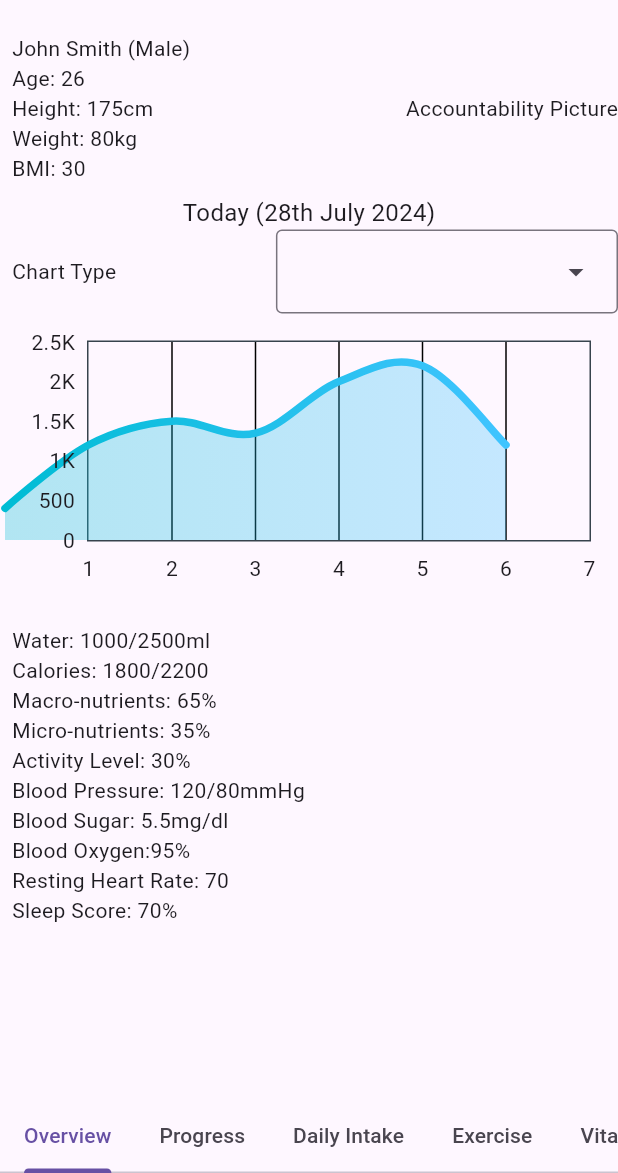
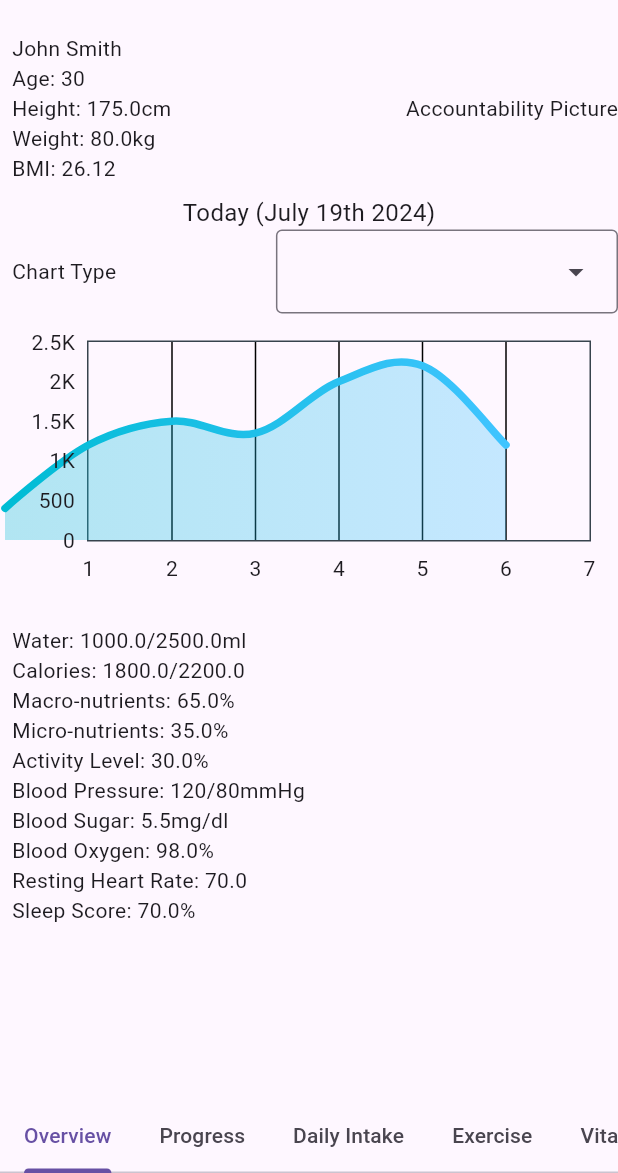
Before and after one commit to dcrebbin/all-health-flutter, a Flutter app: the screen it shows after launch, on a phone screen of 412 x 824 dp, the part 63-1236 px from its top. Run offline on Flutter 3.47's test engine with Material 3 defaults, Android fonts, the phone set to English and light mode, and no system bars; drawn by our look-alikes of fl_chart; our stand-ins replace flutter_dotenv, get_it, go_router, injectable, shared_preferences, sqflite; accounts and stored records are empty.

Commit message:
added dynamic info

```diff
--- a/lib/pages/home/overview.dart
+++ b/lib/pages/home/overview.dart
@@ -23,6 +23,59 @@ class Metric {
     required this.min,
     required this.max,
     required this.increment,
+  });
+}
+
+class UserInfo {
+  String name = "";
+  DateTime dateOfBirth = DateTime.now();
+  double heightCm = 0;
+  double weightKg = 0;
+
+  UserInfo({
+    required this.name,
+    required this.dateOfBirth,
+    required this.heightCm,
+    required this.weightKg,
+  });
+}
+
+class DailyData {
+  double water = 0;
+  double calories = 0;
+  double macroNutrients = 0;
+  double microNutrients = 0;
+  dynamic bloodPressure = {
+    "systolic": 0,
+    "diastolic": 0,
+  };
+  double bloodSugar = 0;
+  double bloodOxygen = 0;
+  double restingHeartRate = 0;
+  double sleepScore = 0;
+  double activity = 0;
+
+  DailyData({
+    required this.water,
+    required this.calories,
+    required this.macroNutrients,
+    required this.microNutrients,
+    required this.bloodPressure,
+    required this.bloodSugar,
+    required this.bloodOxygen,
+    required this.restingHeartRate,
+    required this.sleepScore,
+    required this.activity,
+  });
+}
+
+class DailyGoals {
+  double water = 0;
+  double calories = 0;
+
+  DailyGoals({
+    required this.water,
+    required this.calories,
   });
 }
 
@@ -106,6 +159,81 @@ class _OverviewState extends State<Overview> {
   };
 
   Widget build(BuildContext context) {
+    var userInfo = UserInfo(
+      name: "John Smith",
+      dateOfBirth: DateTime(1995, 1, 1),
+      heightCm: 175,
+      weightKg: 80,
+    );
+
+    var dailyData = DailyData(
+      water: 1000,
+      activity: 30,
+      bloodOxygen: 98,
+      bloodPressure: {
+        "systolic": 120,
+        "diastolic": 80,
+      },
+      calories: 1800,
+      bloodSugar: 5.5,
+      macroNutrients: 65,
+      microNutrients: 35,
+      restingHeartRate: 70,
+      sleepScore: 70,
+    );
+
+    var dailyGoals = DailyGoals(
+      water: 2500,
+      calories: 2200,
+    );
+
+    double calculateBMI() {
+      return userInfo.weightKg /
+          (userInfo.heightCm / 100 * userInfo.heightCm / 100);
+    }
+
+    String calculateAge() {
+      return (DateTime.now().difference(userInfo.dateOfBirth).inDays / 365)
+          .toStringAsFixed(0);
+    }
+
+    String todaysDate() {
+      DateTime now = DateTime.now();
+      String daySuffix(int day) {
+        if (day >= 11 && day <= 13) {
+          return 'th';
+        }
+        switch (day % 10) {
+          case 1:
+            return 'st';
+          case 2:
+            return 'nd';
+          case 3:
+            return 'rd';
+          default:
+            return 'th';
+        }
+      }
+
+      List<String> months = [
+        "January",
+        "February",
+        "March",
+        "April",
+        "May",
+        "June",
+        "July",
+        "August",
+        "September",
+        "October",
+        "November",
+        "December"
+      ];
+      String formattedDate =
+          "${months[now.month - 1]} ${now.day}${daySuffix(now.day)} ${now.year}";
+      return formattedDate;
+    }
+
     return Container(
       height: MediaQuery.of(context).size.height,
       width: MediaQuery.of(context).size.width,
@@ -116,24 +244,24 @@ class _OverviewState extends State<Overview> {
             children: [
               Container(
                 padding: const EdgeInsets.all(8),
-                child: const Column(
+                child: Column(
                   crossAxisAlignment: CrossAxisAlignment.start,
                   children: [
-                    Text('John Smith (Male)'),
-                    Text('Age: 26'),
-                    Text('Height: 175cm'),
-                    Text('Weight: 80kg'),
-                    Text('BMI: 30'),
+                    Text(userInfo.name),
+                    Text('Age: ${calculateAge()}'),
+                    Text('Height: ${userInfo.heightCm}cm'),
+                    Text('Weight: ${userInfo.weightKg}kg'),
+                    Text('BMI: ${calculateBMI().toStringAsFixed(2)}'),
                   ],
                 ),
               ),
               const Text('Accountability Picture'),
             ],
           ),
-          const Center(
+          Center(
             child: Text(
-              'Today (28th July 2024)',
-              style: TextStyle(
+              'Today (${todaysDate()})',
+              style: const TextStyle(
                 fontSize: 16,
               ),
             ),
@@ -170,19 +298,20 @@ class _OverviewState extends State<Overview> {
               child: LineChart(mainData())),
           Container(
             padding: const EdgeInsets.all(8),
-            child: const Column(
+            child: Column(
               crossAxisAlignment: CrossAxisAlignment.start,
               children: [
-                Text('Water: 1000/2500ml'),
-                Text('Calories: 1800/2200'),
-                Text('Macro-nutrients: 65%'),
-                Text('Micro-nutrients: 35%'),
-                Text('Activity Level: 30%'),
-                Text('Blood Pressure: 120/80mmHg'),
-                Text('Blood Sugar: 5.5mg/dl'),
-                Text('Blood Oxygen:95%'),
-                Text('Resting Heart Rate: 70'),
-                Text('Sleep Score: 70%'),
+                Text('Water: ${dailyData.water}/${dailyGoals.water}ml'),
+                Text('Calories: ${dailyData.calories}/${dailyGoals.calories}'),
+                Text('Macro-nutrients: ${dailyData.macroNutrients}%'),
+                Text('Micro-nutrients: ${dailyData.microNutrients}%'),
+                Text('Activity Level: ${dailyData.activity}%'),
+                Text(
+                    'Blood Pressure: ${dailyData.bloodPressure['systolic']}/${dailyData.bloodPressure['diastolic']}mmHg'),
+                Text('Blood Sugar: ${dailyData.bloodSugar}mg/dl'),
+                Text('Blood Oxygen: ${dailyData.bloodOxygen}%'),
+                Text('Resting Heart Rate: ${dailyData.restingHeartRate}'),
+                Text('Sleep Score: ${dailyData.sleepScore}%'),
               ],
             ),
           ),
```
